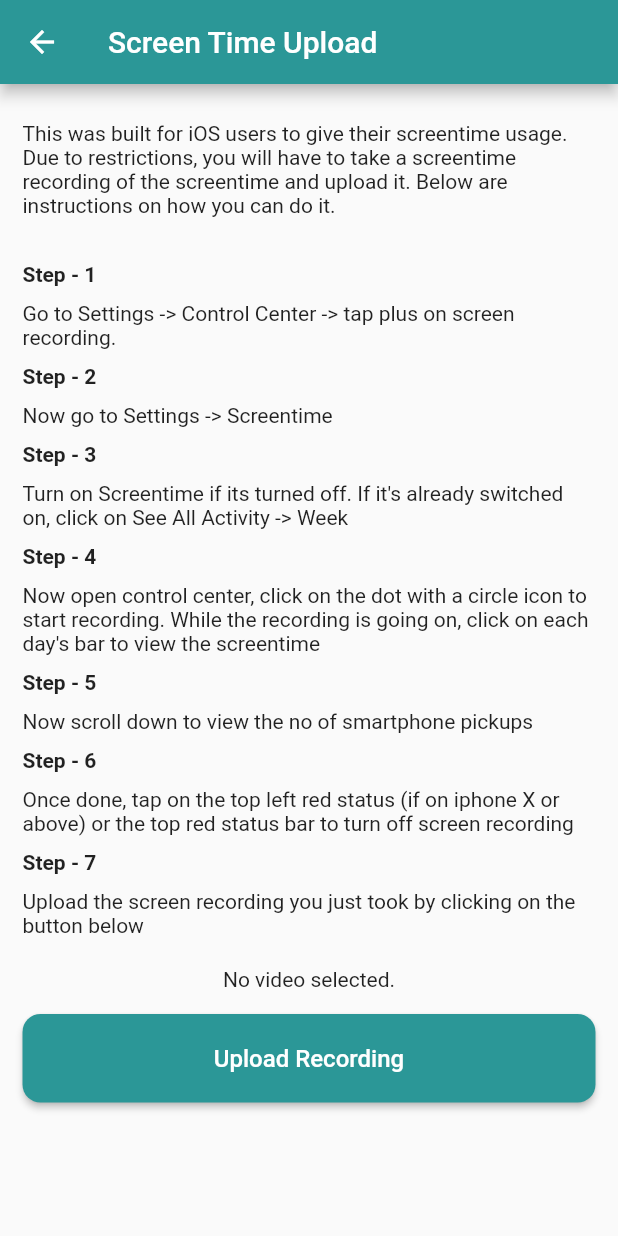
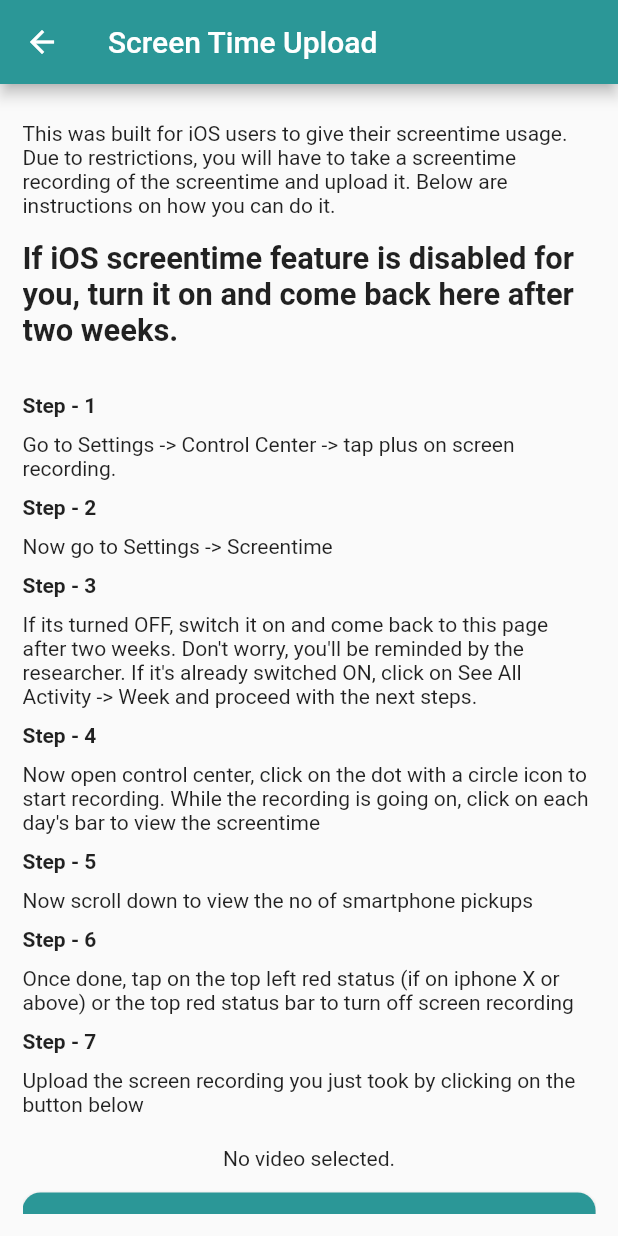
Before and after one commit to hci-gu/family-report-project, a Flutter app: the ScreenTimeUpload screen opened directly, on a phone screen of 412 x 824 dp. Run offline on Flutter 3.47's test engine with Material 2 defaults, Android fonts, the phone set to English and light mode, and no system bars; our stand-ins replace cloud_firestore, firebase_auth, firebase_core, firebase_storage, flutter_spinkit, image_picker and 1 more; missing offline and left inert: app_usage, usage_stats; accounts and stored records are empty; statements that could not run were skipped.

Commit message:
updated screentime upload  instructions

```diff
--- a/lib/screens/screentimeupload.dart
+++ b/lib/screens/screentimeupload.dart
@@ -65,6 +65,8 @@ class _ScreenTimeUploadState extends State<ScreenTimeUpload> {
 
   @override
   Widget build(BuildContext context) {
+    double width = MediaQuery.of(context).size.width;
+    double height = MediaQuery.of(context).size.height;
     return Scaffold(
       appBar: AppBar(
         title: Text("Screen Time Upload"),
@@ -78,6 +80,15 @@ class _ScreenTimeUploadState extends State<ScreenTimeUpload> {
               width: double.infinity,
               child: Text(
                   "This was built for iOS users to give their screentime usage. Due to restrictions, you will have to take a screentime recording of the screentime and upload it. Below are instructions on how you can do it. "),
+            ),
+            Container(
+              margin: EdgeInsets.only(top: 15),
+              width: double.infinity,
+              child: Text(
+                "If iOS screentime feature is disabled for you, turn it on and come back here after two weeks.",
+                style: TextStyle(
+                    fontSize: height / 40, fontWeight: FontWeight.bold),
+              ),
             ),
             Container(
               margin: EdgeInsets.only(top: 30),
@@ -118,7 +129,7 @@ class _ScreenTimeUploadState extends State<ScreenTimeUpload> {
               width: double.infinity,
               margin: EdgeInsets.only(top: 10),
               child: Text(
-                  "Turn on Screentime if its turned off. If it's already switched on, click on See All Activity -> Week"),
+                  "If its turned OFF, switch it on and come back to this page after two weeks. Don't worry, you'll be reminded by the researcher. If it's already switched ON, click on See All Activity -> Week and proceed with the next steps."),
             ),
             Container(
               margin: EdgeInsets.only(top: 10),
```
Also changed, not shown: lib/screens/homescreen.dart (+12 -1 lines).
